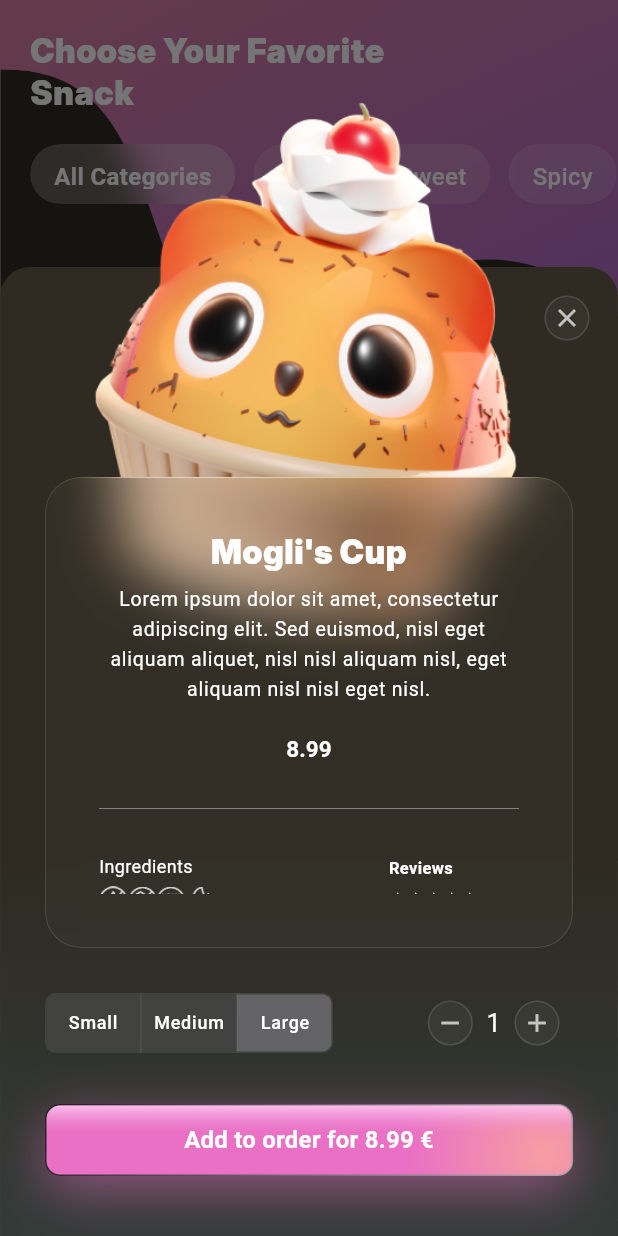
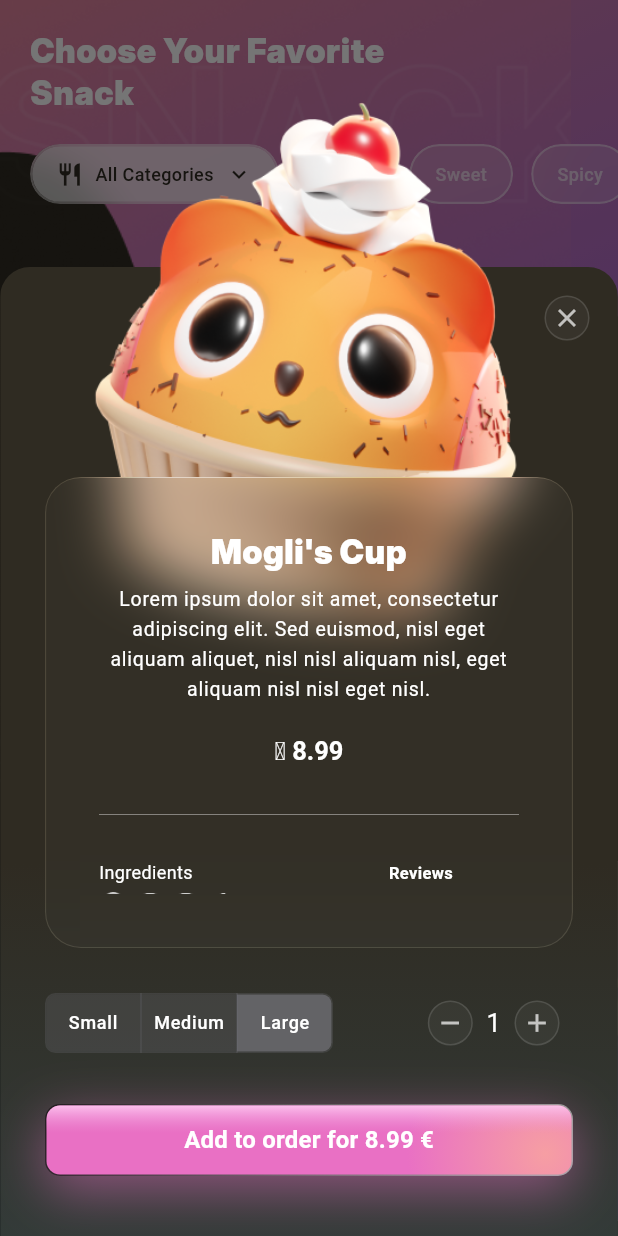
Before and after one commit to mariodrengner/design_challange, a Flutter app: the screen it shows after launch, after a tap on "Order Now", after a tap on "Mogli's Cup", on a phone screen of 412 x 824 dp. Run offline on Flutter 3.47's test engine with Material 3 defaults, Android fonts, the phone set to English and light mode, and no system bars; our stand-ins replace flutter_svg, go_router.

Commit message:
add default bg and change designs

```diff
--- a/lib/app/assets.dart
+++ b/lib/app/assets.dart
@@ -1,5 +1,7 @@
 class AppAssets {
   static const String bg = 'assets/images/bg.svg';
+  static const String bgStart = 'assets/images/bg/start.png';
+  static const String bgMain = 'assets/images/bg/main.png';
   static const String swoosh = 'assets/images/swoosh.svg';
   static const String burger = 'assets/images/burger.png';
   static const String cupCakeChick = 'assets/images/cupcake_chick.png';
--- a/lib/app/theme/app_colors.dart
+++ b/lib/app/theme/app_colors.dart
@@ -6,4 +6,8 @@ class AppColors {
   static const background = Color(0xFFF5F5F5);
   static const text = Colors.white;
   static const surface = Color.fromRGBO(255, 255, 255, 0.01);
+
+  // Button Shadows
+  static const Color buttonPrimaryShadow = Color(0x80EA71C5);
+  static const Color buttonSecondaryShadow = Color(0x802575FC);
 }
--- a/lib/app/theme/app_fonts.dart
+++ b/lib/app/theme/app_fonts.dart
@@ -47,6 +47,12 @@ class AppFonts {
       fontSize: 13,
       color: AppColors.text,
     ),
+    headlineSmall: TextStyle(
+      fontFamily: primaryFont,
+      fontWeight: FontWeight.bold,
+      fontSize: 17,
+      color: AppColors.text,
+    ),
     bodyLarge: TextStyle(
       fontFamily: accentFont,
       fontSize: 13,
--- a/lib/app/theme/app_gradients.dart
+++ b/lib/app/theme/app_gradients.dart
@@ -18,28 +18,44 @@ class AppGradients {
     center: Alignment.center,
     radius: 1.0,
   );
+
+  // Button Gradients
+  static const Gradient buttonPrimaryRadial = RadialGradient(
+    center: Alignment(0.9, 0.4),
+    radius: 2.0,
+    colors: [Color(0xFFF69EA3), Color(0xFFE970C4)],
+  );
+
+  static const Gradient buttonPrimaryLinearOverlay = LinearGradient(
+    begin: Alignment.topCenter,
+    end: Alignment.bottomCenter,
+    colors: [
+      Color(0xE5FEC8F1),
+      Color(0x00ED92D7),
+    ],
+    stops: [0.0, 0.4],
+  );
+
+  static const Gradient buttonSecondaryRadial = RadialGradient(
+    center: Alignment(0.9, 0.4),
+    radius: 2.0,
+    colors: [Color(0xFF2575FC), Color(0xFF6A11CB)],
+  );
+
+  static const Gradient buttonSecondaryLinearOverlay = LinearGradient(
+    begin: Alignment.topCenter,
+    end: Alignment.bottomCenter,
+    colors: [
+      Color(0xE5ADD8E6), // Light Blue with opacity
+      Color(0x002575FC),
+    ],
+    stops: [0.0, 0.4],
+  );
+
+  static const Gradient buttonBorder = LinearGradient(
+    begin: Alignment.centerLeft,
+    end: Alignment.centerRight,
+    colors: [Color(0x80000000), Color(0x80FFFFFF)],
+    transform: GradientRotation(0.26), // 14.89 degrees
+  );
 }
-
-// /* Card */
-
-// box-sizing: border-box;
-
-// /* Auto layout */
-// display: flex;
-// flex-direction: column;
-// justify-content: center;
-// align-items: center;
-// padding: 90px;
-// gap: 90px;
-
-// position: absolute;
-// width: 1020px;
-// height: 624px;
-// left: calc(50% - 1020px/2);
-// top: 1656px;
-
-// background: rgba(255, 255, 255, 0.01);
-// border: 3px solid rgba(255, 255, 255, 0.3);
-// backdrop-filter: blur(45px);
-// /* Note: backdrop-filter has minimal browser support */
-// border-radius: 90px;
--- a/lib/features/detail/presentation/detail_screen.dart
+++ b/lib/features/detail/presentation/detail_screen.dart
@@ -96,8 +96,8 @@ class _DetailScreenState extends State<DetailScreen> {
                                     ),
                                     const SizedBox(height: 20),
                                     Text(
-                                      widget.product['price'].toString(),
-                                      style: theme.textTheme.headlineLarge,
+                                      '􁑐 ${widget.product['price'].toString()}',
+                                      style: theme.textTheme.headlineSmall,
                                       textAlign: TextAlign.center,
                                     ),
                                     const Divider( // Replaced LinearBorder with Divider
@@ -114,6 +114,7 @@ class _DetailScreenState extends State<DetailScreen> {
                                           children: [
                                             Text('Ingredients'),
                                             Row(
+                                              spacing: 5,
                                               children: [
                                                 Image.asset('assets/images/ingredients/gluten-free.png', height: 19, width: 19),
                                                 Image.asset('assets/images/ingredients/sugar-free.png', height: 19, width: 19),
@@ -125,7 +126,7 @@ class _DetailScreenState extends State<DetailScreen> {
                                         ),
                                         Column(
                                           crossAxisAlignment: CrossAxisAlignment.start,
-                                          spacing: 5,
+                                          spacing: 7,
                                           children: [
                                             Text('Reviews', style: TextStyle(fontSize: 11, fontWeight: FontWeight.w600)),
                                             Row(
--- a/lib/features/main/presentation/main_screen.dart
+++ b/lib/features/main/presentation/main_screen.dart
@@ -10,8 +10,15 @@ import 'dart:math';
 
 import '/shared/widgets/glass_chip.dart';
 
-class MainScreen extends StatelessWidget {
+class MainScreen extends StatefulWidget {
   const MainScreen({super.key});
+
+  @override
+  State<MainScreen> createState() => _MainScreenState();
+}
+
+class _MainScreenState extends State<MainScreen> {
+  int _selectedIndex = 0;
 
   @override
   Widget build(BuildContext context) {
@@ -66,8 +73,9 @@ class MainScreen extends StatelessWidget {
 
     return Stack(
         children: [
-          SvgPicture.asset(AppAssets.bg, alignment: Alignment.topCenter),
-          SvgPicture.asset(AppAssets.swoosh, alignment: Alignment.topCenter),
+          // SvgPicture.asset(AppAssets.bg, alignment: Alignment.topCenter),
+          // SvgPicture.asset(AppAssets.swoosh, alignment: Alignment.topCenter),
+          Image.asset(AppAssets.bgMain),
           SafeArea(
             child: Column(
               crossAxisAlignment: CrossAxisAlignment.start,
@@ -89,15 +97,25 @@ class MainScreen extends StatelessWidget {
                     separatorBuilder: (context, index) => const SizedBox(width: 12),
                     itemBuilder: (context, index) {
                       final label = categories[index];
-                      final selected = index == 0;
+                      final selected = index == _selectedIndex;
 
                       return GlassChip(
                         label: label,
                         selected: selected,
                         onTap: () {
+                          setState(() {
+                            _selectedIndex = index;
+                          });
                           debugPrint("Ausgewählt: $label");
                         },
                         borderRadius: BorderRadius.circular(30),
+                        selectedTextColor: const Color.fromRGBO(48, 44, 35, 1),
+                        leading: index == 0
+                            ? Icon(Icons.restaurant, color: selected ? const Color.fromRGBO(48, 44, 35, 1) : Colors.white70, size: 18)
+                            : null,
+                        trailing: index == 0
+                            ? Icon(Icons.keyboard_arrow_down, color: selected ? const Color.fromRGBO(48, 44, 35, 1) : Colors.white70, size: 18)
+                            : null,
                       );
                     },
                   ),
@@ -150,8 +168,8 @@ class MainScreen extends StatelessWidget {
                         ),
                       ),
                       Positioned(
-                        bottom: -40, right: 40,
-                        child: Image.asset('assets/images/burger.png', width: 200, height: 200)
+                        bottom: -30, right: 0,
+                        child: Image.asset('assets/images/burger.png', width: 217, height: 217)
                       ),
                     ],
                   ),
@@ -159,7 +177,7 @@ class MainScreen extends StatelessWidget {
                 const Spacer(),
                 Padding(
                   padding: const EdgeInsets.symmetric(horizontal: 20.0),
-                  child: Text('We recommend', style: theme.textTheme.displaySmall),
+                  child: Text('We Recommend', style: theme.textTheme.displaySmall),
                 ),
                 SizedBox(
                   height: 260,
@@ -202,13 +220,14 @@ class MainScreen extends StatelessWidget {
                               Image.asset('${product['image']}', width: 154, height: 154, fit: BoxFit.cover),
                               Text('${product['name']}', style: theme.textTheme.headlineMedium),
                               Text('${product['subtitle']}', style: theme.textTheme.bodyMedium),
+                              const Spacer(),
                               Row(
                                 children: [
-                                  Text('${product['price']} €'),
+                                  Text('${product['price']} €', style: theme.textTheme.labelLarge),
                                   const Spacer(),
                                   Row(
                                     children: [
-                                      const Icon(Icons.favorite, size: 16, color: Colors.white),
+                                      const Icon(Icons.favorite_outline, size: 16, color: Colors.white),
                                       const SizedBox(width: 4),
                                       Text('${product['likes']}'),
                                     ],
--- a/lib/shared/widgets/glass_card.dart
+++ b/lib/shared/widgets/glass_card.dart
@@ -95,13 +95,11 @@ class _TiltedWrapper extends StatelessWidget {
   final Widget child;
   final Color borderColor;
   final double borderWidth;
-  final BorderRadius? borderRadius;
 
   const _TiltedWrapper({
     required this.child,
     required this.borderColor,
     required this.borderWidth,
-    this.borderRadius,
   });
 
   @override
--- a/lib/shared/widgets/glass_chip.dart
+++ b/lib/shared/widgets/glass_chip.dart
@@ -7,6 +7,9 @@ class GlassChip extends StatelessWidget {
   final VoidCallback onTap;
   final double borderWidth;
   final BorderRadius? borderRadius;
+  final Widget? leading;
+  final Widget? trailing;
+  final Color? selectedTextColor;
 
   const GlassChip({
     super.key,
@@ -15,33 +18,70 @@ class GlassChip extends StatelessWidget {
     required this.onTap,
     this.borderWidth = 1.5,
     this.borderRadius,
+    this.leading,
+    this.trailing,
+    this.selectedTextColor,
   });
 
   @override
   Widget build(BuildContext context) {
     final br = borderRadius ?? BorderRadius.circular(30);
+    final textColor = selected ? selectedTextColor : Colors.white.withValues(alpha: 0.6);
+
     return ClipRRect(
       borderRadius: br,
       child: BackdropFilter(
         filter: ImageFilter.blur(sigmaX: 12, sigmaY: 12),
+        child: Container(
+          height: 40,
+          decoration: BoxDecoration(
+            borderRadius: br,
+            border: Border.all(
+              color: Colors.white.withValues(alpha: 0.5),
+              width: borderWidth,
+            ),
+          ),
           child: Material(
             color: selected
-              ? Colors.white.withValues(alpha: 0.25)
+                ? Colors.white.withValues(alpha: 0.7)
                 : Colors.white.withValues(alpha: 0.15),
             borderRadius: br,
             child: InkWell(
               onTap: onTap,
               splashColor: Colors.white.withValues(alpha: 0.1),
               highlightColor: Colors.white.withValues(alpha: 0.05),
+              customBorder: RoundedRectangleBorder(
+                borderRadius: br,
+              ),
               child: Padding(
                 padding:
                     const EdgeInsets.symmetric(horizontal: 16, vertical: 10),
-              child: Text(
+                child: Row(
+                  mainAxisSize: MainAxisSize.min,
+                  children: [
+                    if (leading != null) ...[
+                      IconTheme(
+                        data: IconThemeData(color: textColor, size: 12),
+                        child: leading!,
+                      ),
+                      const SizedBox(width: 8),
+                    ],
+                    Text(
                       label,
                       style: TextStyle(
-                  color: Colors.white,
-                  fontWeight: selected ? FontWeight.bold : FontWeight.w500,
-                  fontSize: 16,
+                        color: textColor,
+                        fontWeight: FontWeight.w500,
+                        fontSize: 12,
+                      ),
+                    ),
+                    if (trailing != null) ...[
+                      const SizedBox(width: 8),
+                      IconTheme(
+                        data: IconThemeData(color: textColor, size: 12),
+                        child: trailing!,
+                      ),
+                    ],
+                  ],
                 ),
               ),
             ),
--- a/lib/shared/widgets/gradient_button.dart
+++ b/lib/shared/widgets/gradient_button.dart
@@ -1,34 +1,44 @@
+import 'package:design_challenge/app/theme/app_colors.dart';
+import 'package:design_challenge/app/theme/app_gradients.dart';
 import 'package:flutter/material.dart';
+
+enum GradientButtonType { primary, secondary }
 
 class GradientButton extends StatelessWidget {
   const GradientButton({
     super.key,
     required this.onPressed,
     required this.child,
-    this.height = 50,
+    this.height = 48,
+    this.width = double.infinity,
     this.padding,
+    this.type = GradientButtonType.primary,
   });
 
   final VoidCallback onPressed;
   final Widget child;
   final double height;
+  final double width;
   final EdgeInsetsGeometry? padding;
+  final GradientButtonType type;
 
   @override
   Widget build(BuildContext context) {
-    return Container(
-      height: 48,
+    final isPrimary = type == GradientButtonType.primary;
+
+    return Stack(
+      children: [
+        Container(
+            height: height,
+            width: width,
             decoration: BoxDecoration(
               borderRadius: BorderRadius.circular(10),
-        gradient: const LinearGradient(
-          begin: Alignment.centerLeft,
-          end: Alignment.centerRight,
-          colors: [Color(0x80000000), Color(0x80FFFFFF)],
-          transform: GradientRotation(0.26), // 14.89 degrees
-        ),
+              gradient: AppGradients.buttonBorder,
               boxShadow: [
                 BoxShadow(
-            color: const Color(0x80EA71C5),
+                  color: isPrimary
+                      ? AppColors.buttonPrimaryShadow
+                      : AppColors.buttonSecondaryShadow,
                   offset: const Offset(0, 10),
                   blurRadius: 30.0,
                 ),
@@ -39,11 +49,9 @@ class GradientButton extends StatelessWidget {
               child: Container(
                 decoration: BoxDecoration(
                   borderRadius: BorderRadius.circular(9),
-            gradient: const RadialGradient(
-              center: Alignment(0.9, 0.4),
-              radius: 2.0,
-              colors: [Color(0xFFF69EA3), Color(0xFFE970C4)],
-            ),
+                  gradient: isPrimary
+                      ? AppGradients.buttonPrimaryRadial
+                      : AppGradients.buttonSecondaryRadial,
                 ),
                 child: Material(
                   color: Colors.transparent,
@@ -55,15 +63,9 @@ class GradientButton extends StatelessWidget {
                         Container(
                           decoration: BoxDecoration(
                             borderRadius: BorderRadius.circular(9),
-                      gradient: const LinearGradient(
-                        begin: Alignment.topCenter,
-                        end: Alignment.bottomCenter,
-                        colors: [
-                          Color(0xE5FEC8F1),
-                          Color(0x00ED92D7),
-                        ],
-                        stops: [0.0, 0.4],
-                      ),
+                            gradient: isPrimary
+                                ? AppGradients.buttonPrimaryLinearOverlay
+                                : AppGradients.buttonSecondaryLinearOverlay,
                           ),
                         ),
                         Padding(
@@ -76,6 +78,8 @@ class GradientButton extends StatelessWidget {
                 ),
               ),
             ),
+          ),
+      ],
     );
   }
 }
--- a/pubspec.yaml
+++ b/pubspec.yaml
@@ -21,6 +21,7 @@ flutter:
   uses-material-design: true
   assets:
     - assets/images/
+    - assets/images/bg/
     - assets/images/ingredients/
     - assets/fonts/
   fonts:
```
Also changed, not shown: assets/images/bg/main.png (added), assets/images/bg/start.png (added). Lines whose indentation alone changed are shown as unchanged.
